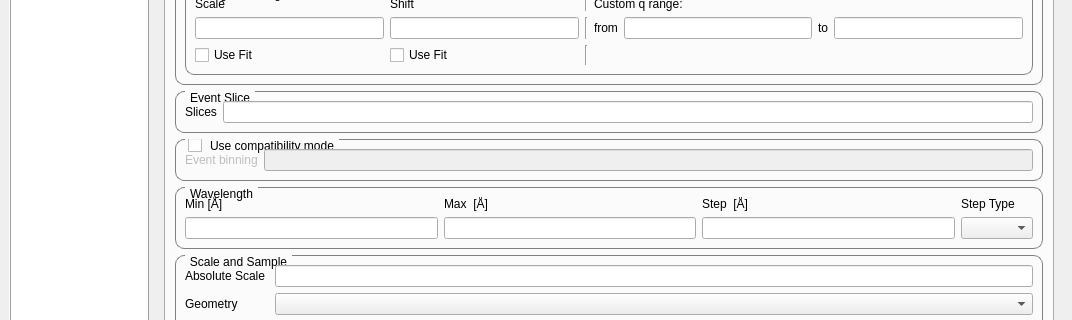
Above: scripts/Interface/ui/sans_isis/sans_data_processor_window.ui from mantidproject/mantid before the change; both pictures show x 0 to 1072 and y 149 to 469 of the 1072 by 897 pixel window. Below: the same form after it.
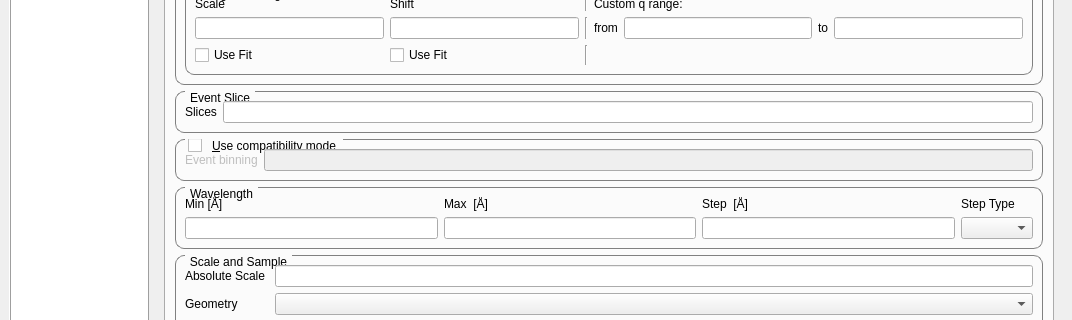
That is the form after the change. The open tabs and pages were chosen to show the change. Custom widgets are drawn as their Qt base class.

Commit message: Refs #19955 Fix issue with layout in GUI

```diff
--- a/scripts/Interface/ui/sans_isis/sans_data_processor_window.ui
+++ b/scripts/Interface/ui/sans_isis/sans_data_processor_window.ui
@@ -553,7 +553,7 @@
                      <string>&lt;html&gt;&lt;head/&gt;&lt;body&gt;&lt;p&gt;When checked, the data reduction will run in the compatibility mode. This means that the reduction workflow is equivalent to the previous legacy reduction workflow. Most of the time you don't want to have this checked as the unchecked state will provide more precise results.&lt;/p&gt;&lt;/body&gt;&lt;/html&gt;</string>
                     </property>
                     <property name="title">
-                     <string>Use compatibility mode</string>
+                     <string>&amp;Use compatibility mode</string>
                     </property>
                     <property name="checkable">
                      <bool>true</bool>
```
Left out of the diff: 5 changed lines with no effect on the pictures.
